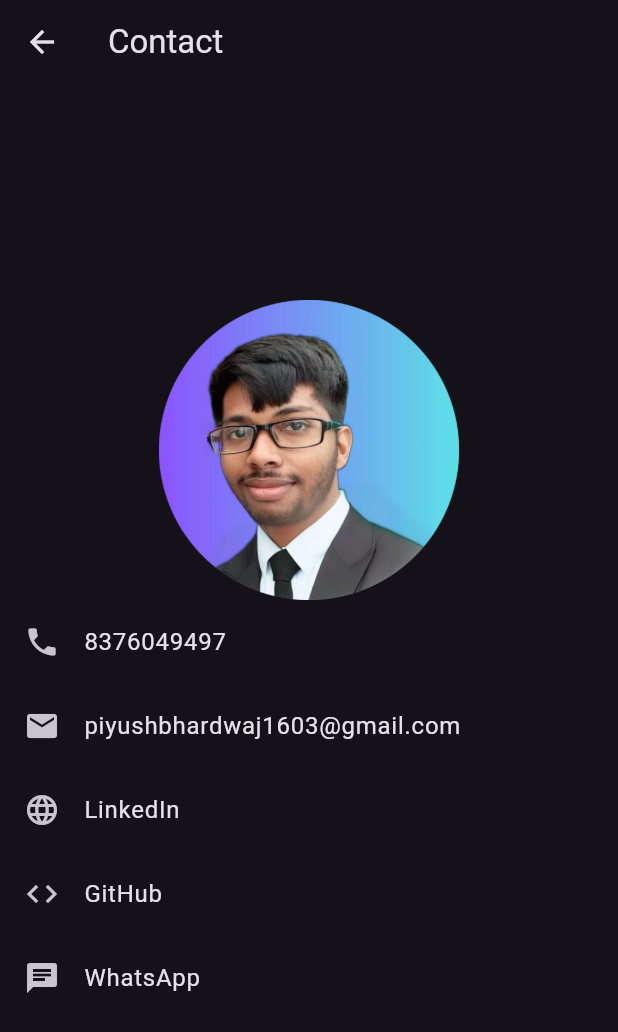
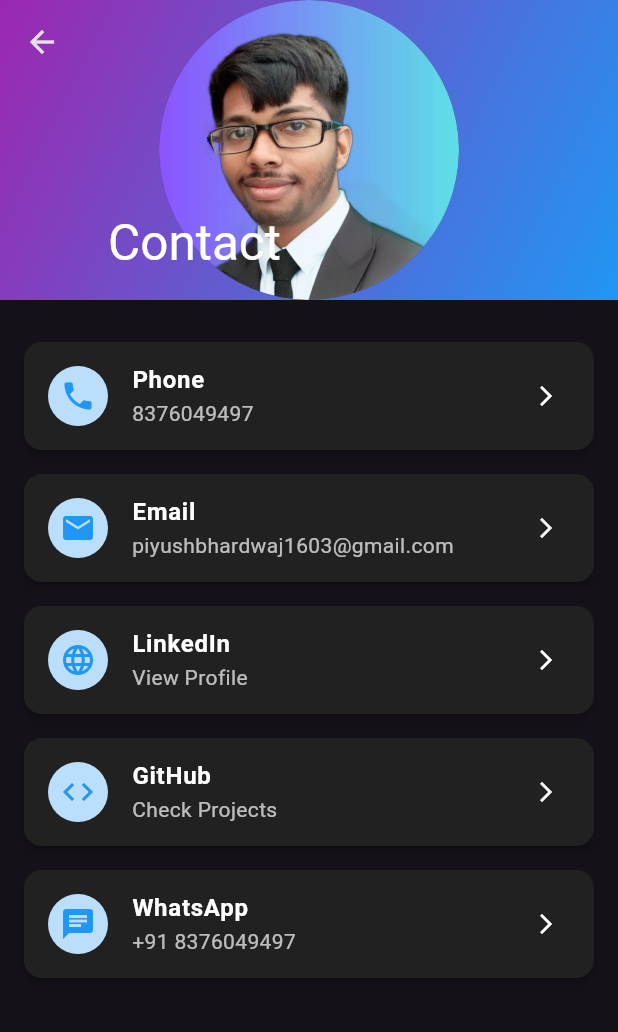
Before and after one commit to Piyu-Pika/web-portfolio, a Flutter app: the CallsScreen screen opened directly, on a phone screen of 412 x 824 dp. Shown: the top 1032 px of the screen. Run offline on Flutter 3.47's test engine with Material 3 defaults, Android fonts, the phone set to English and light mode, and no system bars; our stand-ins replace flutter_gemini.

Commit message:
ai update

```diff
--- a/lib/Screens/contact.dart
+++ b/lib/Screens/contact.dart
@@ -1,3 +1,5 @@
+import 'dart:math';
+
 import 'package:flutter/material.dart';
 import 'package:url_launcher/url_launcher.dart';
 
@@ -21,46 +23,95 @@ class CallsScreen extends StatelessWidget {
   @override
   Widget build(BuildContext context) {
     return Scaffold(
-      appBar: AppBar(
-        title: const Text('Contact'),
+      body: CustomScrollView(
+        slivers: [
+          SliverAppBar(
+            expandedHeight: 200.0,
+            floating: false,
+            pinned: true,
+            flexibleSpace: FlexibleSpaceBar(
+              title: Text('Contact', style: TextStyle(color: Colors.white)),
+              background: Container(
+                decoration: BoxDecoration(
+                  gradient: LinearGradient(
+                    begin: Alignment.topLeft,
+                    end: Alignment.bottomRight,
+                    colors: [Colors.purple, Colors.blue],
                   ),
-      body: Center(
-        child: Column(
-          mainAxisAlignment: MainAxisAlignment.center,
-          children: [
-            SizedBox(
-              height: 200,
-              width: 200,
-              child: Image.asset("assets/images/profile.png"),
                 ),
-            ListTile(
-              leading: const Icon(Icons.phone),
-              title: Text(contactNumber),
+                child: Center(
+                  child: CircleAvatar(
+                    radius: max(0, 100),
+                    backgroundImage: AssetImage("assets/images/profile.png"),
+                  ),
+                ),
+              ),
+            ),
+          ),
+          SliverList(
+            delegate: SliverChildListDelegate(
+              [
+                SizedBox(height: 20),
+                _buildContactCard(
+                  icon: Icons.phone,
+                  title: 'Phone',
+                  subtitle: contactNumber,
                   onTap: () => _launchUrl('tel://$contactNumber'),
                 ),
-            ListTile(
-              leading: const Icon(Icons.email),
-              title: Text(email),
+                _buildContactCard(
+                  icon: Icons.email,
+                  title: 'Email',
+                  subtitle: email,
                   onTap: () => _launchUrl('mailto:$email'),
                 ),
-            ListTile(
-              leading: const Icon(Icons.language),
-              title: const Text('LinkedIn'),
+                _buildContactCard(
+                  icon: Icons.language,
+                  title: 'LinkedIn',
+                  subtitle: 'View Profile',
                   onTap: () => _launchUrl(linkedInUrl),
                 ),
-            ListTile(
-              leading: const Icon(Icons.code),
-              title: const Text('GitHub'),
+                _buildContactCard(
+                  icon: Icons.code,
+                  title: 'GitHub',
+                  subtitle: 'Check Projects',
                   onTap: () => _launchUrl(githubUrl),
                 ),
-            ListTile(
-              leading: const Icon(Icons.chat),
-              title: const Text('WhatsApp'),
+                _buildContactCard(
+                  icon: Icons.chat,
+                  title: 'WhatsApp',
+                  subtitle: whatsappNumber,
                   onTap: () => _launchUrl('https://wa.me/$whatsappNumber'),
                 ),
               ],
             ),
           ),
+        ],
+      ),
+    );
+  }
+
+  Widget _buildContactCard({
+    required IconData icon,
+    required String title,
+    required String subtitle,
+    required VoidCallback onTap,
+  }) {
+    return Card(
+      margin: EdgeInsets.symmetric(horizontal: 16, vertical: 8),
+      elevation: 2,
+      color: Colors.grey[900],
+      shape: RoundedRectangleBorder(borderRadius: BorderRadius.circular(12)),
+      child: ListTile(
+        leading: CircleAvatar(
+          backgroundColor: Colors.blue.shade100,
+          child: Icon(icon, color: Colors.blue),
+        ),
+        title: Text(title,
+            style: TextStyle(fontWeight: FontWeight.bold, color: Colors.white)),
+        subtitle: Text(subtitle, style: TextStyle(color: Colors.white70)),
+        trailing: Icon(Icons.arrow_forward_ios, size: 16, color: Colors.white),
+        onTap: onTap,
+      ),
     );
   }
 }
--- a/pubspec.yaml
+++ b/pubspec.yaml
@@ -37,6 +37,7 @@ dependencies:
   cupertino_icons: ^1.0.6
   url_launcher: ^6.2.6
   provider: ^6.1.2
+  flutter_gemini: ^2.0.4
 
 dev_dependencies:
   flutter_test:
```
Also changed, not shown: lib/Screens/potfolio.dart (+0 -13 lines), lib/ai_bot.dart (added, +155 -0 lines), lib/main.dart (+57 -15 lines), pubspec.lock, 2 other files. Lines whose indentation alone changed are shown as unchanged.
